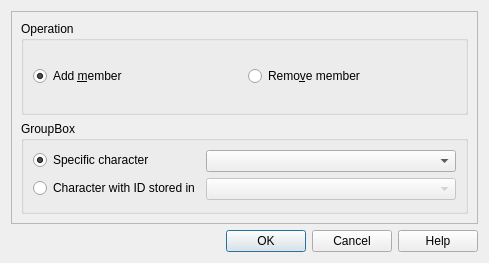
Before: the Qt Designer form src/ui/commands/change_party_widget.ui in EasyRPG/Editor, drawn with Qt 5.
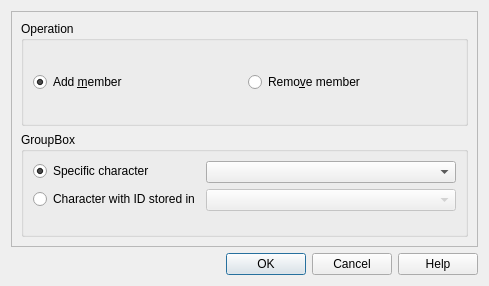
After: the same form once the commit is applied. Custom widgets are drawn as their Qt base class.

```diff
--- a/src/ui/commands/change_party_widget.ui
+++ b/src/ui/commands/change_party_widget.ui
@@ -7,7 +7,7 @@
     <x>0</x>
     <y>0</y>
     <width>489</width>
-    <height>263</height>
+    <height>286</height>
    </rect>
   </property>
   <property name="windowTitle">
```
Left out of the diff: 4 changed lines with no effect on the pictures.
